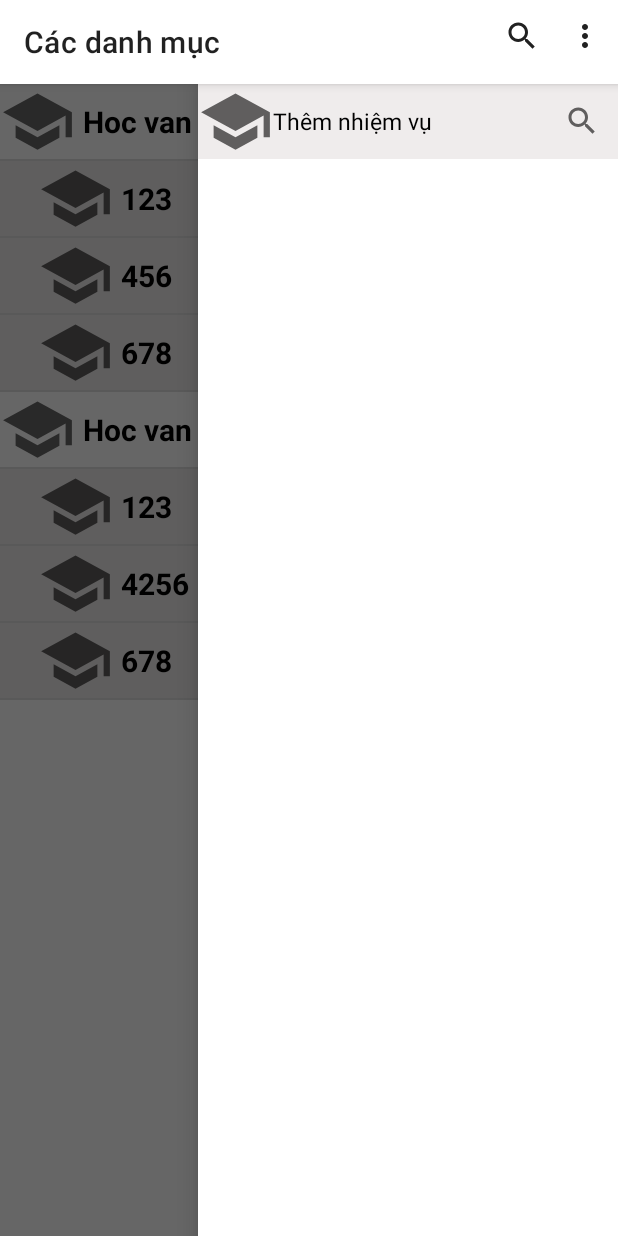
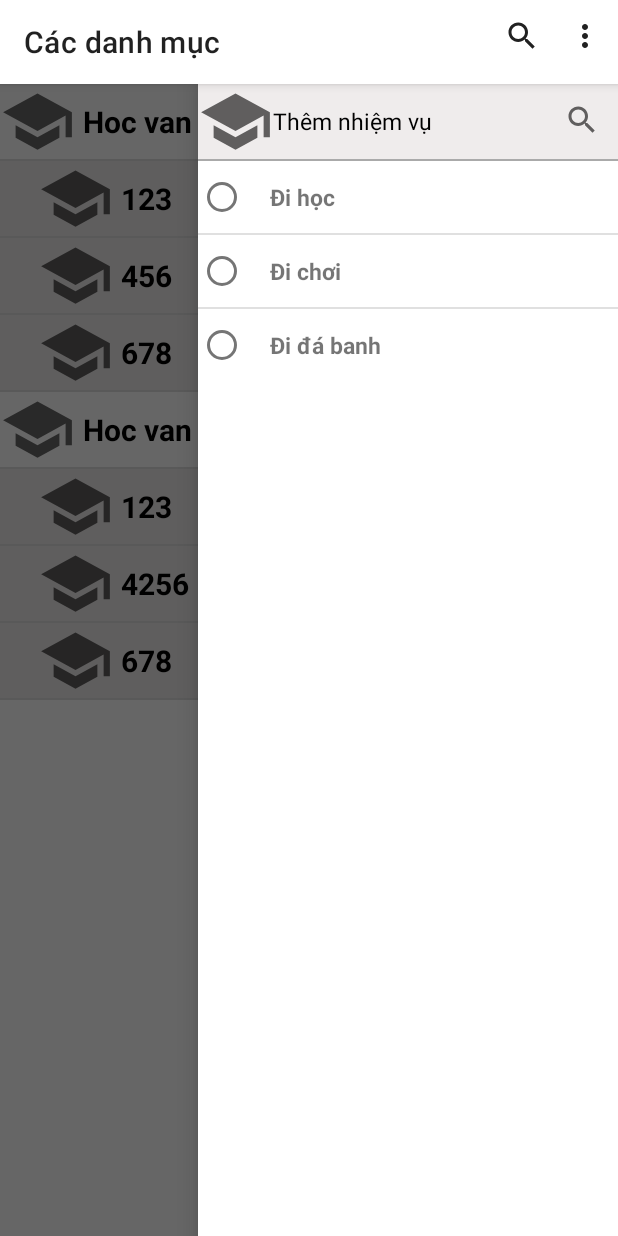
Before and after one commit to frgryr2001/Time-Planner-App, an Android app: the fragment CategoryFragment shown on its own in the app's theme, with the side drawer open, on a phone screen of 412 x 824 dp. Run offline under Robolectric (Android 15) with nearby library versions, the phone set to English and light mode, and no system bars.

Commit message:
Thêm ListView nhiệm vụ trong Category

```diff
--- /dev/null
+++ b/app/src/main/java/com/example/myapplication/Adapter/MissionAdapter.java
@@ -0,0 +1,52 @@
+package com.example.myapplication.Adapter;
+
+import android.content.Context;
+import android.view.LayoutInflater;
+import android.view.View;
+import android.view.ViewGroup;
+import android.widget.ArrayAdapter;
+import android.widget.RadioButton;
+import android.widget.TextView;
+
+import androidx.annotation.NonNull;
+import androidx.annotation.Nullable;
+
+import com.example.myapplication.Object.MissionClass;
+import com.example.myapplication.R;
+
+import java.util.List;
+
+public class MissionAdapter extends ArrayAdapter<MissionClass> {
+    private Context context;
+    private int layout;
+    private List<MissionClass> data;
+    public MissionAdapter(@NonNull Context context, int resource, @NonNull List<MissionClass> objects) {
+        super(context, resource, objects);
+        this.context = context;
+        this.layout = resource;
+        this.data = objects;
+    }
+
+    @NonNull
+    @Override
+    public View getView(int position, @Nullable View convertView, @NonNull ViewGroup parent) {
+        MissionClass m = getItem(position);
+        ViewHolder viewHolder;
+        if (convertView == null){
+            viewHolder = new ViewHolder();
+            convertView = LayoutInflater.from(getContext()).inflate(R.layout.misson_row,parent,false);
+            viewHolder.rbtnMission = convertView.findViewById(R.id.rbtnMission);
+            viewHolder.tvMission = convertView.findViewById(R.id.tvMission);
+            convertView.setTag(viewHolder);
+        }else{
+            viewHolder = (ViewHolder) convertView.getTag();
+        }
+        viewHolder.rbtnMission.isChecked();
+        viewHolder.tvMission.setText(m.getName());
+        return convertView;
+    }
+    private static class ViewHolder{
+        RadioButton rbtnMission;
+        TextView tvMission;
+    }
+}
--- a/app/src/main/java/com/example/myapplication/Fragment/CategoryFragment.java
+++ b/app/src/main/java/com/example/myapplication/Fragment/CategoryFragment.java
@@ -10,6 +10,7 @@ import android.view.View;
 import android.view.ViewGroup;
 import android.widget.ExpandableListView;
 import android.widget.LinearLayout;
+import android.widget.ListView;
 import android.widget.TextView;
 import android.widget.Toast;
 
@@ -26,7 +27,9 @@ import androidx.recyclerview.widget.RecyclerView;
 import androidx.viewpager.widget.ViewPager;
 
 import com.example.myapplication.Adapter.CategoryAdapter;
+import com.example.myapplication.Adapter.MissionAdapter;
 import com.example.myapplication.Object.CategoryClass;
+import com.example.myapplication.Object.MissionClass;
 import com.example.myapplication.R;
 import com.google.android.material.tabs.TabLayout;
 
@@ -58,8 +61,9 @@ public class CategoryFragment extends Fragment {
     private ExpandableListView exListview;
     private List<String> parentList;
     private HashMap<String,List<String>> childList;
-
-
+    LinearLayout lnIconText;
+    private ListView lvMission;
+    private List<MissionClass> listMission;
     public CategoryFragment() {
         // Required empty public constructor
     }
@@ -100,35 +104,51 @@ public class CategoryFragment extends Fragment {
     public View onCreateView(LayoutInflater inflater, ViewGroup container,
                              Bundle savedInstanceState) {
         mView = inflater.inflate(R.layout.fragment_category, container, false);
+        init();
 
-        CategoryToolbar = (Toolbar) mView.findViewById(R.id.categoryToolbar);
+        // Tạo ra toolbar
         ((AppCompatActivity)getActivity()).setSupportActionBar(CategoryToolbar);
         if (((AppCompatActivity)getActivity()).getSupportActionBar() != null) {
             ((AppCompatActivity)getActivity()).setTitle("Các danh mục");
         }
-        exListview = mView.findViewById(R.id.exListview);
+       // Data ExpandableListView
         showList();
 
         adapter = new CategoryAdapter(getContext(),parentList,childList);
         exListview.setAdapter(adapter);
 
+       //Mặc định sổ ra cái list
         for(int i=0; i < adapter.getGroupCount(); i++)
             exListview.expandGroup(i);
         adapter.notifyDataSetChanged();
-        drawerLayout = mView.findViewById(R.id.drawerLayout);
+
+       // Mở slide bar khi click
         openNavClickParent();
         openNavClickChild();
-        LinearLayout lnIconText = mView.findViewById(R.id.lnIconText);
+
         lnIconText.setOnClickListener(new View.OnClickListener() {
             @Override
             public void onClick(View view) {
                 Toast.makeText(getContext(), "123", Toast.LENGTH_SHORT).show();
             }
         });
-
+        // Lấy dữ liệu class Mission
+        getDataMission();
+        // Adapter của Listview
+        MissionAdapter adapter = new MissionAdapter(getContext(),R.layout.misson_row,listMission);
+        lvMission.setAdapter(adapter);
         return mView;
     }
-
+    private void init(){
+        CategoryToolbar = (Toolbar) mView.findViewById(R.id.categoryToolbar);
+        exListview = mView.findViewById(R.id.exListview);
+        drawerLayout = mView.findViewById(R.id.drawerLayout);
+        lnIconText = mView.findViewById(R.id.lnIconText);
+        lvMission = mView.findViewById(R.id.lvMission);
+    }
+    private void getDataMission(){
+        listMission = MissionClass.init();
+    }
     private void openNavClickChild() {
         exListview.setOnChildClickListener(new ExpandableListView.OnChildClickListener() {
             @Override
--- /dev/null
+++ b/app/src/main/java/com/example/myapplication/Object/MissionClass.java
@@ -0,0 +1,58 @@
+package com.example.myapplication.Object;
+
+import java.util.ArrayList;
+import java.util.List;
+
+public class MissionClass {
+
+    private String id;
+    private String name;
+    private boolean check = false;
+
+    public MissionClass() {
+    }
+
+    public MissionClass(String id, String name, boolean check) {
+        this.id = id;
+        this.name = name;
+        this.check = check;
+    }
+
+    public String getId() {
+        return id;
+    }
+
+    public void setId(String id) {
+        this.id = id;
+    }
+
+    public boolean isCheck() {
+        return check;
+    }
+
+    public void setCheck(boolean check) {
+        this.check = check;
+    }
+
+    public String getName() {
+        return name;
+    }
+
+    public void setName(String name) {
+        this.name = name;
+    }
+
+    public static List<MissionClass> init(){
+        String[] id = {"1","2","3"};
+        String[] name = {"Đi học","Đi chơi","Đi đá banh"};
+        List<MissionClass> list = new ArrayList<>();
+        for (int i = 0 ; i < id.length ; i++){
+            MissionClass mission = new MissionClass();
+            mission.setId(id[i]);
+            mission.setName(name[i]);
+            mission.setCheck(false);
+            list.add(mission);
+        }
+        return  list;
+    }
+}
--- a/app/src/main/res/layout/category_row.xml
+++ b/app/src/main/res/layout/category_row.xml
@@ -4,7 +4,6 @@
     xmlns:app="http://schemas.android.com/apk/res-auto"
     android:gravity="center_vertical"
     android:id="@+id/layout_item"
-    android:outlineSpotShadowColor="#123456"
     android:layout_height="wrap_content">
 
     <LinearLayout
--- a/app/src/main/res/layout/fragment_category.xml
+++ b/app/src/main/res/layout/fragment_category.xml
@@ -47,8 +47,13 @@
             <LinearLayout
                 android:layout_width="match_parent"
                 android:layout_height="wrap_content"
+
+                android:orientation="vertical">
+
+                <LinearLayout
+                    android:layout_width="match_parent"
                     android:background="#EFECEC"
-                android:gravity="center_vertical">
+                    android:layout_height="wrap_content">
 
                     <LinearLayout
                         android:id="@+id/lnIconText"
@@ -74,13 +79,26 @@
                             android:textSize="15sp" />
 
                     </LinearLayout>
+
                     <androidx.appcompat.widget.SearchView
                         android:layout_width="wrap_content"
+                        android:layout_height="wrap_content"
                         app:queryHint="Tìm kiếm"
-                    android:layout_height="wrap_content"/>
+                        app:queryBackground="@android:color/transparent"/>
+                </LinearLayout>
+
+                <View
+                    android:layout_width="match_parent"
+                    android:layout_height="1dp"
+                    android:background="@android:color/darker_gray" />
+
+                <ListView
+                    android:layout_width="match_parent"
+                    android:layout_height="wrap_content"
+                    android:id="@+id/lvMission"/>
+            </LinearLayout>
 
 
-            </LinearLayout>
         </com.google.android.material.navigation.NavigationView>
     </androidx.drawerlayout.widget.DrawerLayout>
 
--- a/app/src/main/res/layout/fragment_filter.xml
+++ /dev/null
@@ -1,14 +0,0 @@
-<?xml version="1.0" encoding="utf-8"?>
-<FrameLayout xmlns:android="http://schemas.android.com/apk/res/android"
-    xmlns:tools="http://schemas.android.com/tools"
-    android:layout_width="match_parent"
-    android:layout_height="match_parent"
-    tools:context=".Fragment.FilterFragment">
-
-    <!-- TODO: Update blank fragment layout -->
-    <TextView
-        android:layout_width="match_parent"
-        android:layout_height="match_parent"
-        android:text="@string/hello_blank_fragment" />
-
-</FrameLayout>
--- /dev/null
+++ b/app/src/main/res/layout/misson_row.xml
@@ -0,0 +1,22 @@
+<?xml version="1.0" encoding="utf-8"?>
+<LinearLayout xmlns:android="http://schemas.android.com/apk/res/android"
+    android:layout_width="match_parent"
+    android:layout_height="match_parent">
+    <LinearLayout
+        android:layout_width="match_parent"
+        android:layout_height="wrap_content">
+        <RadioButton
+            android:layout_width="wrap_content"
+            android:layout_height="wrap_content"
+            android:id="@+id/rbtnMission"/>
+        <TextView
+            android:id="@+id/tvMission"
+            android:textSize="15sp"
+            android:textStyle="bold"
+            android:layout_width="match_parent"
+            android:layout_height="match_parent"
+            android:gravity="center_vertical"
+            android:text="123123"/>
+    </LinearLayout>
+
+</LinearLayout>
```
Lines whose indentation alone changed are shown as unchanged.
